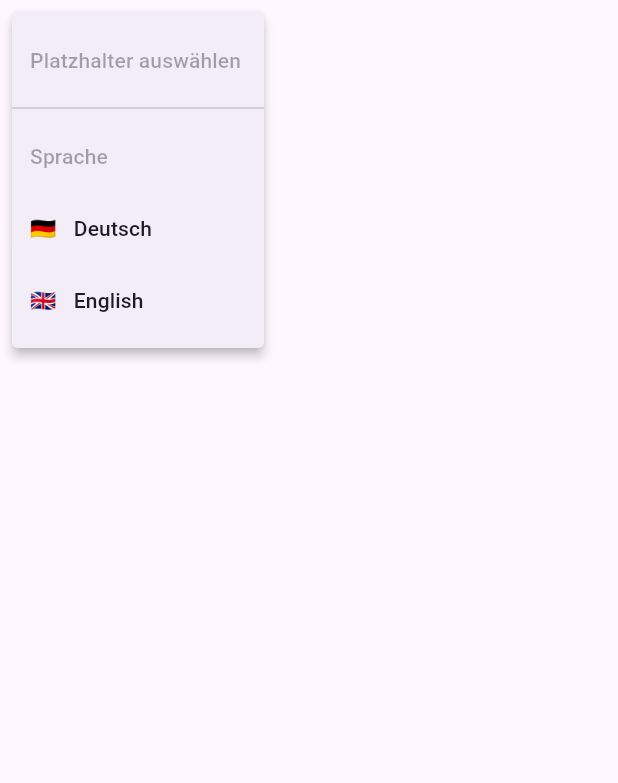
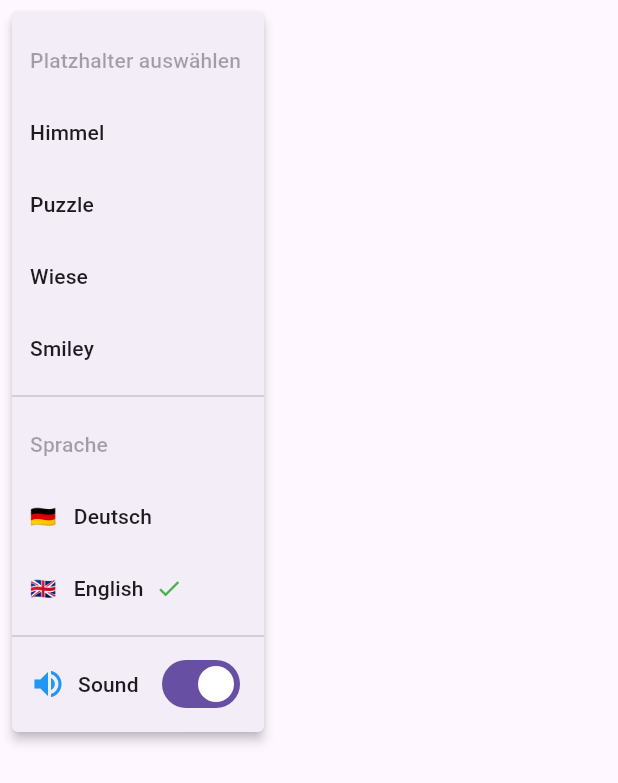
Before and after one commit to Marsmanni/memory-puzzle-ui, a Flutter app: the PlaySettingsMenu widget shown alone on an empty page, opened directly with empty values, after a tap on the "settings" icon, on a phone screen of 412 x 824 dp. Shown: the top 783 px of the screen. Run offline on Flutter 3.47's test engine with Material 3 defaults, Android fonts, the phone set to English and light mode, and no system bars; our stand-ins replace audioplayers, file_picker, image_picker, logger, shared_preferences; missing offline and left inert: encrypt; accounts and stored records are empty; network calls fail.

Commit message:
sound setting, assets

```diff
--- /dev/null
+++ b/lib/src/models/settings.dart
@@ -0,0 +1,51 @@
+import '../utils/constants.dart';
+
+class GameSettings {
+  static final List<Map<String, String>> defaultPlaceholders = [
+    {'key': 'placeholder_himmel', 'asset': '${AppConstants.imagePrefix}placeholder1.png'},
+    {'key': 'placeholder_puzzle', 'asset': '${AppConstants.imagePrefix}placeholder2.png'},
+    {'key': 'placeholder_wiese', 'asset': '${AppConstants.imagePrefix}placeholder3.png'},
+    {'key': 'placeholder_smiley', 'asset': '${AppConstants.imagePrefix}placeholder0.png'},
+  ];
+
+  int _selectedPlaceholderIndex;
+  String _languageCode;
+  bool _isSoundMuted;
+
+  void Function(String key, dynamic value)? onSettingChanged;
+
+  GameSettings({
+    int selectedPlaceholderIndex = 0,
+    String languageCode = 'en',
+    bool isSoundMuted = false,
+    this.onSettingChanged,
+  })  : _selectedPlaceholderIndex = selectedPlaceholderIndex,
+        _languageCode = languageCode,
+        _isSoundMuted = isSoundMuted;
+
+  List<Map<String, String>> get placeholders => defaultPlaceholders;
+
+  int get selectedPlaceholderIndex => _selectedPlaceholderIndex;
+  set selectedPlaceholderIndex(int value) {
+    _selectedPlaceholderIndex = value;
+    updateSetting('placeholderChanged', value);
+  }
+
+  String get languageCode => _languageCode;
+  set languageCode(String value) {
+    _languageCode = value;
+    updateSetting('languageChanged', value);
+  }
+
+  bool get isSoundMuted => _isSoundMuted;
+  set isSoundMuted(bool value) {
+    _isSoundMuted = value;
+    updateSetting('soundChanged', value);
+  }
+
+  void updateSetting(String key, dynamic value) {
+    if (onSettingChanged != null) {
+      onSettingChanged!(key, value);
+    }
+  }
+}
--- a/lib/src/pages/image_cropper_page.dart
+++ b/lib/src/pages/image_cropper_page.dart
@@ -70,7 +70,7 @@ class _ImageCropperPageState extends State<ImageCropperPage> {
   Future<void> _loadImageAsset() async {
     try {
       final image = await ImageService.loadImageFromAssets(
-        AppConstants.defaultImageAsset,
+        AppConstants.imagePrefix + AppConstants.defaultImageAsset,
       );
 
       setState(() {
--- a/lib/src/services/system_info_service.dart
+++ b/lib/src/services/system_info_service.dart
@@ -99,7 +99,7 @@ class SystemInfoService {
 
     String encryptedText;
     try {
-      encryptedText = (await rootBundle.loadString('assets/deployment.txt')).trim();
+      encryptedText = (await rootBundle.loadString('deployment.txt')).trim();
     } catch (e) {
       Log.e('Could not load deployment.txt, using fallback.');
       return clientDeploymentInfoMissing;
--- a/lib/src/utils/app_localizations.dart
+++ b/lib/src/utils/app_localizations.dart
@@ -26,13 +26,15 @@ class AppLocalizations {
       'playPage.reset': 'Zurücksetzen',
       'playPage.player': 'Spieler',
       'playPage.players': 'Spieler',
-      'playPage.moves': 'Züge',
-      'playPage.matches': 'Paare',
+      'playPage.moves': 'Daneben',
+      'playPage.matches': 'Treffer',
       'playPage.introLoading': 'Spieldaten werden geladen...',
       'playPage.settings': 'Einstellungen',
       'playPage.selectPlaceholder': 'Platzhalter auswählen',
       'playPage.language': 'Sprache',
       'playPage.backendNotAvailable': 'Backend nicht verfügbar.',
+      'playPage.congratulations': 'Herzlichen Glückwunsch! Du hast das Puzzle gelöst!',
+      'playPage.sound': 'Sound',
 
       // Widgets
       'userAdminCard.puzzles': 'Puzzles',
@@ -142,13 +144,15 @@ ERWEITERTE STEUERUNG:
       'playPage.reset': 'Reset',
       'playPage.player': 'Player',
       'playPage.players': 'Players',
-      'playPage.moves': 'Moves',
-      'playPage.matches': 'Matches',
+      'playPage.moves': 'Fails',
+      'playPage.matches': 'Hits',
       'playPage.introLoading': 'Loading game data...',
       'playPage.settings': 'Settings',
       'playPage.selectPlaceholder': 'Select Placeholder',
       'playPage.language': 'Language',
       'playPage.backendNotAvailable': 'Backend not available.',
+      'playPage.congratulations': 'Congratulations! You solved the puzzle!',
+      'playPage.sound': 'Sound',
 
       // Widgets
       'userAdminCard.puzzles': 'Puzzles',
--- a/lib/src/utils/constants.dart
+++ b/lib/src/utils/constants.dart
@@ -15,7 +15,8 @@ class AppConstants {
   static const double defaultRotation = 0.0;
 
   // Asset paths
-  static const String defaultImageAsset = 'assets/sample.png';
+  static const String defaultImageAsset = 'sample.png';
+  static const String imagePrefix = "assets/images/";
 
   // App metadata
   static const String appTitle = 'Wunderwelt Memory Game';
--- a/lib/src/widgets/play_settings_menu.dart
+++ b/lib/src/widgets/play_settings_menu.dart
@@ -1,19 +1,12 @@
 import 'package:flutter/material.dart';
 import '../utils/app_localizations.dart';
+import '../models/settings.dart'; // Import your settings class
 
 class PlaySettingsMenu extends StatelessWidget {
-  final int selectedPlaceholderIndex;
-  final List<Map<String, String>> placeholders;
-  final ValueChanged<int> onPlaceholderChanged;
-  final String languageCode;
-  final ValueChanged<String> onLanguageChanged;
+  final GameSettings settings;
 
   const PlaySettingsMenu({
-    required this.selectedPlaceholderIndex,
-    required this.placeholders,
-    required this.onPlaceholderChanged,
-    required this.languageCode,
-    required this.onLanguageChanged,
+    required this.settings,
     super.key,
   });
 
@@ -27,9 +20,9 @@ class PlaySettingsMenu extends StatelessWidget {
           enabled: false,
           child: Text(AppLocalizations.get('playPage.selectPlaceholder')),
         ),
-        ...List.generate(placeholders.length, (i) => PopupMenuItem<String>(
+        ...List.generate(settings.placeholders.length, (i) => PopupMenuItem<String>(
           value: 'placeholder_$i',
-          child: Text(AppLocalizations.get('playPage.${placeholders[i]['key']}')),
+          child: Text(AppLocalizations.get('playPage.${settings.placeholders[i]['key']}')),
         )),
         const PopupMenuDivider(),
         PopupMenuItem<String>(
@@ -43,7 +36,7 @@ class PlaySettingsMenu extends StatelessWidget {
               const Text('🇩🇪 '),
               const SizedBox(width: 8),
               const Text('Deutsch'),
-              if (languageCode == 'de') ...[
+              if (settings.languageCode == 'de') ...[
                 const SizedBox(width: 8),
                 const Icon(Icons.check, color: Colors.green, size: 18),
               ],
@@ -57,10 +50,29 @@ class PlaySettingsMenu extends StatelessWidget {
               const Text('🇬🇧 '),
               const SizedBox(width: 8),
               const Text('English'),
-              if (languageCode == 'en') ...[
+              if (settings.languageCode == 'en') ...[
                 const SizedBox(width: 8),
                 const Icon(Icons.check, color: Colors.green, size: 18),
               ],
+            ],
+          ),
+        ),
+        const PopupMenuDivider(),
+        PopupMenuItem<String>(
+          value: 'toggle_sound',
+          child: Row(
+            children: [
+              Icon(settings.isSoundMuted ? Icons.volume_off : Icons.volume_up, color: Colors.blue),
+              const SizedBox(width: 8),
+              Text(AppLocalizations.get('playPage.sound')),
+              const Spacer(),
+              Switch(
+                value: !settings.isSoundMuted,
+                onChanged: (value) {
+                  settings.isSoundMuted = !value;
+                  Navigator.pop(context);
+                },
+              ),
             ],
           ),
         ),
@@ -68,11 +80,13 @@ class PlaySettingsMenu extends StatelessWidget {
       onSelected: (value) {
         if (value.startsWith('placeholder_')) {
           final index = int.parse(value.split('_')[1]);
-          onPlaceholderChanged(index);
+          settings.selectedPlaceholderIndex = index;
         } else if (value == 'lang_de') {
-          onLanguageChanged('de');
+          settings.languageCode = 'de';
         } else if (value == 'lang_en') {
-          onLanguageChanged('en');
+          settings.languageCode = 'en';
+        } else if (value == 'toggle_sound') {
+          settings.isSoundMuted = !settings.isSoundMuted;
         }
       },
     );
--- a/pubspec.yaml
+++ b/pubspec.yaml
@@ -45,6 +45,7 @@ dependencies:
   provider: ^6.1.5+1
   http_parser: ^4.1.2
   encrypt: ^5.0.3
+  audioplayers: ^6.5.1
 
 dev_dependencies:
   flutter_test:
@@ -70,8 +71,9 @@ flutter:
 
   # To add assets to your application, add an assets section, like this:
   assets:
-    - assets/
-      #   - images/a_dot_ham.jpeg
+    - assets/images/
+    - assets/sounds/
+
 
   # An image asset can refer to one or more resolution-specific "variants", see
   # https://flutter.dev/to/resolution-aware-images
```
Also changed, not shown: lib/src/pages/play_page.dart (+77 -31 lines), lib/src/services/game_manager.dart (+27 -0 lines), lib/src/widgets/play_page_app_bar.dart (+4 -15 lines), assets/images/placeholder0.png (renamed from assets/placeholder0.png), assets/images/placeholder1.png (renamed from assets/placeholder1.png), assets/images/placeholder2.png (renamed from assets/placeholder2.png), assets/images/placeholder3.png (renamed from assets/placeholder3.png), assets/images/sample.png (renamed from assets/sample.png), assets/images/sample2.png (renamed from assets/sample2.png), assets/images/sample3.png (renamed from assets/sample3.png), pubspec.lock, 3 other files.
